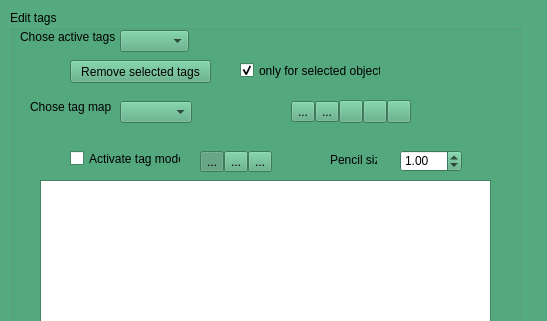
Above: MorphoDig/Qt/mqEditTagsDialog.ui from morphomuseum/MorphoDig before the change; both pictures show x 0 to 547 and y 0 to 321 of the 547 by 778 pixel window. Below: the same form after it.
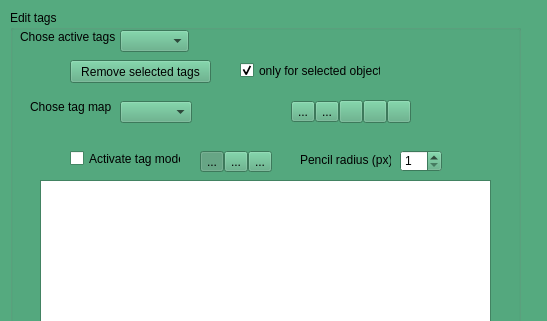
That is the form after the change. Icons and pictures are not drawn.

Commit message: Tag Pencil size updates

Diff of the .ui file:
```diff
--- a/MorphoDig/Qt/mqEditTagsDialog.ui
+++ b/MorphoDig/Qt/mqEditTagsDialog.ui
@@ -799,30 +799,33 @@
      <string>Activate tag mode</string>
     </property>
    </widget>
-   <widget class="QDoubleSpinBox" name="pencilSearchSize">
-    <property name="geometry">
-     <rect>
-      <x>390</x>
-      <y>140</y>
-      <width>62</width>
-      <height>22</height>
-     </rect>
-    </property>
-    <property name="value">
-     <double>1.000000000000000</double>
-    </property>
-   </widget>
    <widget class="QLabel" name="label">
     <property name="geometry">
      <rect>
-      <x>320</x>
+      <x>290</x>
       <y>140</y>
-      <width>47</width>
+      <width>91</width>
       <height>20</height>
      </rect>
     </property>
     <property name="text">
-     <string>Pencil size</string>
+     <string>Pencil radius (px):</string>
+    </property>
+   </widget>
+   <widget class="QSpinBox" name="pencilSearchSize">
+    <property name="geometry">
+     <rect>
+      <x>390</x>
+      <y>140</y>
+      <width>42</width>
+      <height>22</height>
+     </rect>
+    </property>
+    <property name="minimum">
+     <number>1</number>
+    </property>
+    <property name="maximum">
+     <number>500</number>
     </property>
    </widget>
   </widget>
```
The commit also changes 5 other files.
